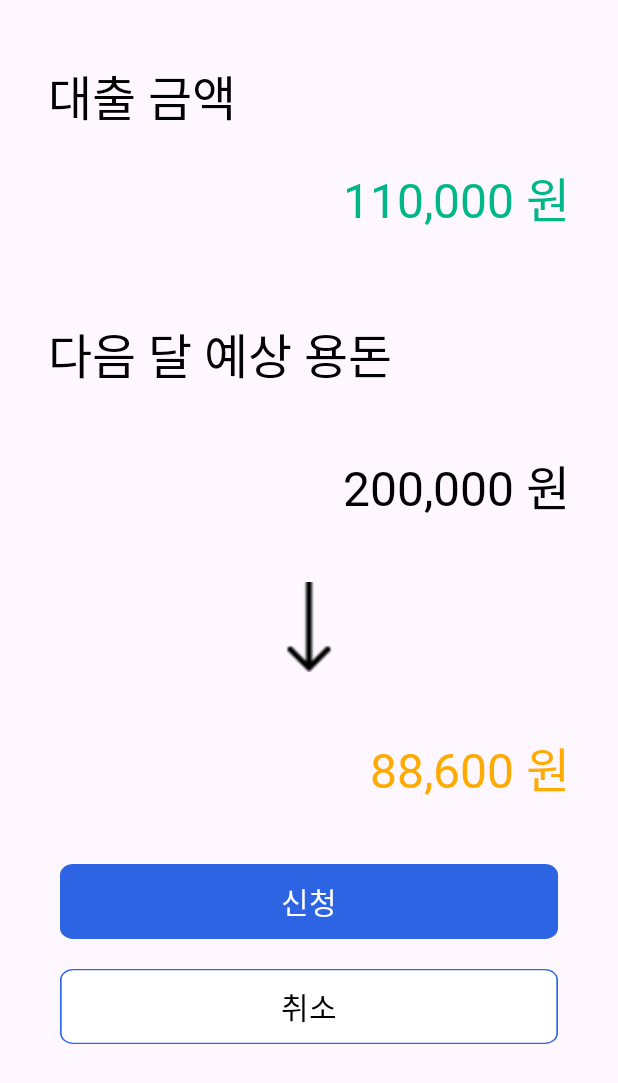
After one commit to dyddn3994/prefin, an Android app: the layout dialog_loan_application.xml on its own in the app's theme, with its tools: preview values and no code run, on a phone screen of 412 x 824 dp. The commit adds this screen. Shown: the top 1083 px of the screen. Run offline under Robolectric (Android 15) with nearby library versions, the phone set to English and light mode, and no system bars.

Commit message:
Feat: 대출 신청 BottomSheetDialog 화면 구현

```diff
--- /dev/null
+++ b/mobile/Prefin/app/src/main/res/drawable/button_rectangle_81_color_reversed.xml
@@ -0,0 +1,12 @@
+<?xml version="1.0" encoding="utf-8"?>
+<vector xmlns:android="http://schemas.android.com/apk/res/android"
+    android:width="302dp"
+    android:height="56dp"
+    android:viewportWidth="302"
+    android:viewportHeight="56">
+    <path
+        android:strokeWidth="1"
+        android:pathData="M8,0.5L294,0.5A7.5,7.5 0,0 1,301.5 8L301.5,48A7.5,7.5 0,0 1,294 55.5L8,55.5A7.5,7.5 0,0 1,0.5 48L0.5,8A7.5,7.5 0,0 1,8 0.5z"
+        android:fillColor="@color/white"
+        android:strokeColor="#2C64E3"/>
+</vector>
--- /dev/null
+++ b/mobile/Prefin/app/src/main/res/drawable/dialog_top_border_radius.xml
@@ -0,0 +1,8 @@
+<?xml version="1.0" encoding="utf-8"?>
+<shape xmlns:android="http://schemas.android.com/apk/res/android"
+    android:shape="rectangle">
+    <solid android:color="@color/white" />
+    <corners
+        android:topLeftRadius="32dp"
+        android:topRightRadius="32dp"/>
+</shape>
--- /dev/null
+++ b/mobile/Prefin/app/src/main/res/layout/dialog_loan_application.xml
@@ -0,0 +1,108 @@
+<?xml version="1.0" encoding="utf-8"?>
+<androidx.constraintlayout.widget.ConstraintLayout xmlns:android="http://schemas.android.com/apk/res/android"
+    android:layout_width="match_parent"
+    android:layout_height="match_parent"
+    xmlns:app="http://schemas.android.com/apk/res-auto"
+    xmlns:tools="http://schemas.android.com/tools">
+
+    <TextView
+        android:id="@+id/dialog_loan_application_loan_amount_title_text_view"
+        android:layout_width="wrap_content"
+        android:layout_height="wrap_content"
+        android:text="대출 금액"
+        style="@style/Text.regular.Size32"
+        android:layout_marginStart="32dp"
+        android:layout_marginTop="40dp"
+        app:layout_constraintStart_toStartOf="parent"
+        app:layout_constraintTop_toTopOf="parent"
+        />
+
+    <TextView
+        android:id="@+id/dialog_loan_application_loan_amount_text_view"
+        android:layout_width="wrap_content"
+        android:layout_height="wrap_content"
+        tools:text="110,000 원"
+        style="@style/Text.regular.Size32"
+        android:textColor="@color/green"
+        android:layout_marginEnd="32dp"
+        android:layout_marginTop="20dp"
+        app:layout_constraintEnd_toEndOf="parent"
+        app:layout_constraintTop_toBottomOf="@+id/dialog_loan_application_loan_amount_title_text_view"
+        />
+
+    <TextView
+        android:id="@+id/dialog_loan_application_after_pinmoney_title_text_view"
+        android:layout_width="wrap_content"
+        android:layout_height="wrap_content"
+        android:text="다음 달 예상 용돈"
+        style="@style/Text.regular.Size32"
+        android:layout_marginTop="56dp"
+        app:layout_constraintStart_toStartOf="@+id/dialog_loan_application_loan_amount_title_text_view"
+        app:layout_constraintTop_toBottomOf="@+id/dialog_loan_application_loan_amount_text_view"
+        />
+
+    <TextView
+        android:id="@+id/dialog_loan_application_before_pinmoney_text_view"
+        android:layout_width="wrap_content"
+        android:layout_height="wrap_content"
+        tools:text="200,000 원"
+        style="@style/Text.regular.Size32"
+        android:layout_marginTop="40dp"
+        app:layout_constraintEnd_toEndOf="@+id/dialog_loan_application_loan_amount_text_view"
+        app:layout_constraintTop_toBottomOf="@+id/dialog_loan_application_after_pinmoney_title_text_view"
+        />
+
+    <ImageView
+        android:id="@+id/dialog_loan_application_arrow_downward_image_view"
+        android:layout_width="60dp"
+        android:layout_height="60dp"
+        android:src="@drawable/ic_arrow_downward"
+        android:layout_marginTop="40dp"
+        app:layout_constraintStart_toStartOf="parent"
+        app:layout_constraintEnd_toEndOf="parent"
+        app:layout_constraintTop_toBottomOf="@+id/dialog_loan_application_before_pinmoney_text_view"
+        />
+
+    <TextView
+        android:id="@+id/dialog_loan_application_after_pinmoney_text_view"
+        android:layout_width="wrap_content"
+        android:layout_height="wrap_content"
+        tools:text="88,600 원"
+        style="@style/Text.regular.Size32"
+        android:textColor="@color/orange"
+        android:layout_marginTop="40dp"
+        app:layout_constraintEnd_toEndOf="@+id/dialog_loan_application_before_pinmoney_text_view"
+        app:layout_constraintTop_toBottomOf="@+id/dialog_loan_application_arrow_downward_image_view"
+        />
+
+    <android.widget.Button
+        android:id="@+id/dialog_loan_application_apply_button"
+        android:layout_width="match_parent"
+        android:layout_height="50dp"
+        android:text="신청"
+        style="@style/Text.regular.Size20"
+        android:textColor="@color/white"
+        android:background="@drawable/button_rectangle_81"
+        android:backgroundTint="@color/colorPrimary"
+        android:layout_marginHorizontal="40dp"
+        android:layout_marginTop="40dp"
+        app:layout_constraintStart_toStartOf="parent"
+        app:layout_constraintEnd_toEndOf="parent"
+        app:layout_constraintTop_toBottomOf="@+id/dialog_loan_application_after_pinmoney_text_view"
+        />
+
+    <android.widget.Button
+        android:id="@+id/dialog_loan_application_cancel_button"
+        android:layout_width="match_parent"
+        android:layout_height="50dp"
+        android:text="취소"
+        style="@style/Text.regular.Size20"
+        android:background="@drawable/button_rectangle_81_color_reversed"
+        android:layout_marginHorizontal="40dp"
+        android:layout_marginTop="20dp"
+        app:layout_constraintStart_toStartOf="parent"
+        app:layout_constraintEnd_toEndOf="parent"
+        app:layout_constraintTop_toBottomOf="@+id/dialog_loan_application_apply_button"
+        />
+
+</androidx.constraintlayout.widget.ConstraintLayout>
--- a/mobile/Prefin/app/src/main/res/values/colors.xml
+++ b/mobile/Prefin/app/src/main/res/values/colors.xml
@@ -11,4 +11,6 @@
     <color name="light_gray">#FFD9D9D9</color>
     <color name="light_light_gray">#f5f5f5</color>
     <color name="skyblue">#D8F2FF</color>
+    <color name="orange">#FFAA00</color>
+    <color name="green">#00B887</color>
 </resources>
--- a/mobile/Prefin/app/src/main/res/values/styles.xml
+++ b/mobile/Prefin/app/src/main/res/values/styles.xml
@@ -38,4 +38,13 @@
         <item name="android:textSize">32sp</item>
         <item name="fontFamily">@font/maplestory_light</item>
     </style>
+
+    <!-- BottomSheetDialog -->
+    <style name="AppBottomSheetDialogTheme" parent="Theme.Design.Light.BottomSheetDialog">
+        <item name="bottomSheetStyle">@style/AppModalStyle</item>
+    </style>
+    <style name="AppModalStyle"
+        parent="Widget.Design.BottomSheet.Modal">
+        <item name="android:background">@drawable/dialog_top_border_radius</item>
+    </style>
 </resources>
--- a/mobile/Prefin/app/src/main/res/values/themes.xml
+++ b/mobile/Prefin/app/src/main/res/values/themes.xml
@@ -3,6 +3,7 @@
     <style name="Base.Theme.Prefin" parent="Theme.Material3.DayNight.NoActionBar">
         <!-- Customize your light theme here. -->
         <!-- <item name="colorPrimary">@color/my_light_primary</item> -->
+        <item name="bottomSheetDialogTheme">@style/AppBottomSheetDialogTheme</item>
     </style>
 
     <style name="Theme.Prefin" parent="Base.Theme.Prefin" />
```
Also changed, not shown: mobile/Prefin/app/src/main/res/drawable/ic_arrow_downward.png (added).
